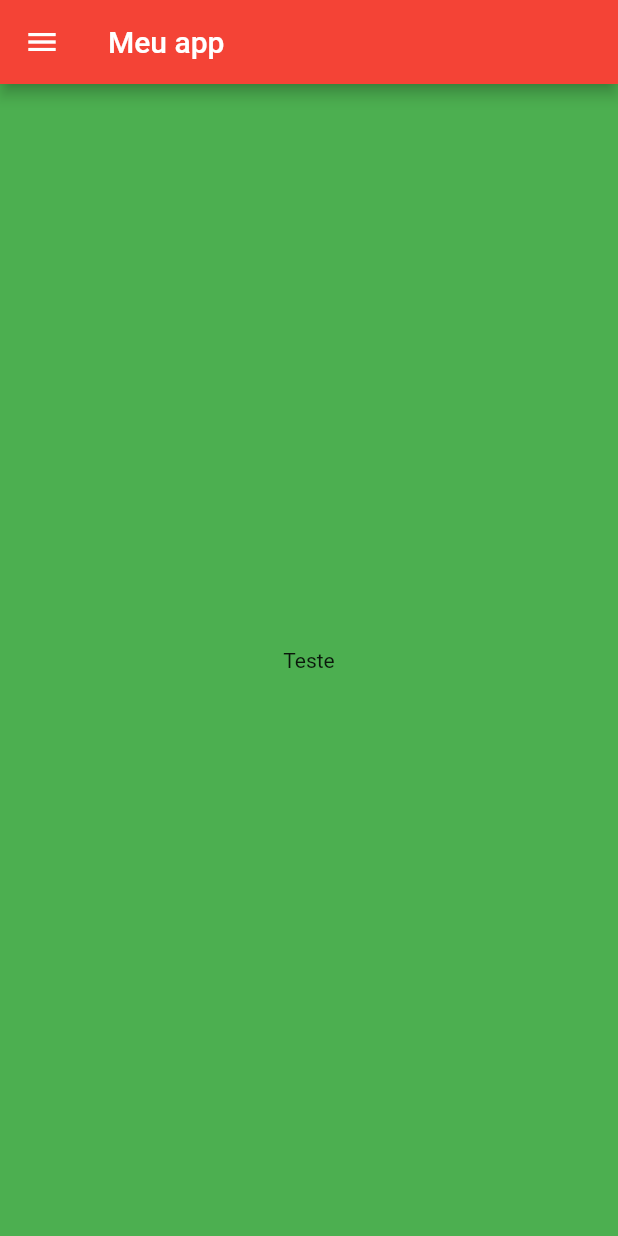
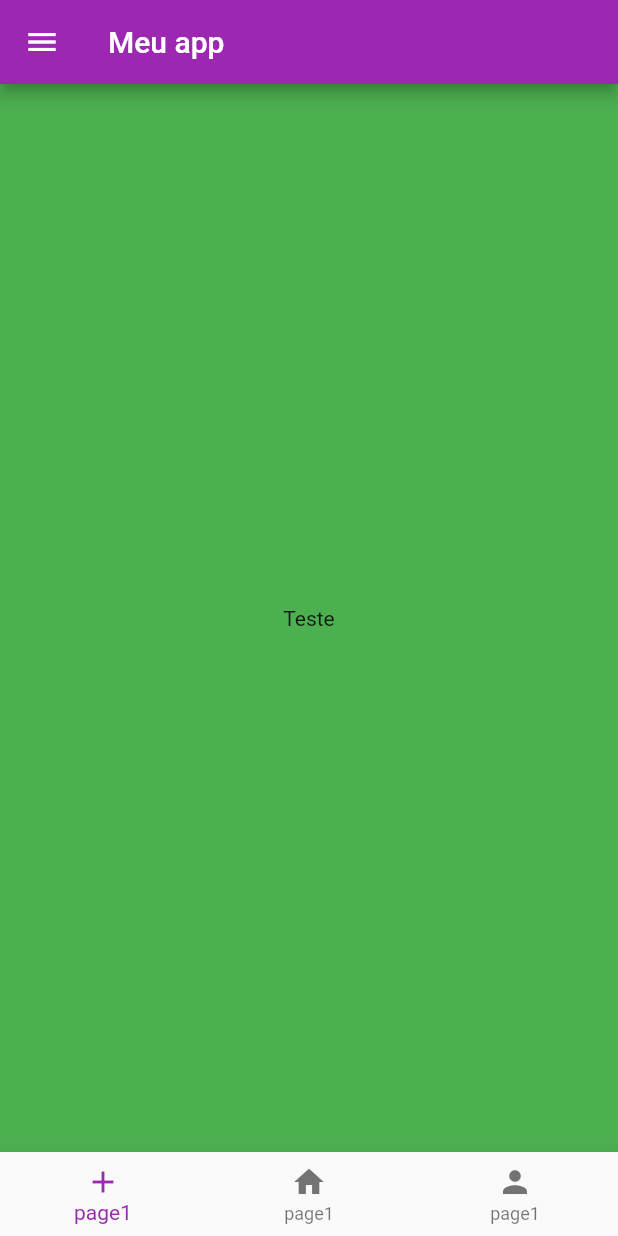
Before and after one commit to eduardoandd/trilhaap, a Flutter app: the MainPage screen opened directly, on a phone screen of 412 x 824 dp. Run offline on Flutter 3.47's test engine with Material 2 defaults, Android fonts, the phone set to English and light mode, and no system bars; our stand-ins replace google_fonts.

Commit message:
BottomNavigationBar e conecando com o page view

```diff
--- a/lib/pages/main_page.dart
+++ b/lib/pages/main_page.dart
@@ -16,6 +16,10 @@ class MainPage extends StatefulWidget {
 }
 
 class _MainPageState extends State<MainPage> {
+
+  PageController Pagecontroller = PageController(initialPage: 0);
+  int posicaoPagina =0;
+
   @override
   Widget build(BuildContext context) {
     return SafeArea(
@@ -64,7 +68,18 @@ class _MainPageState extends State<MainPage> {
             ),
           ),
         ),
-        body: PageView(
+        body: Column(
+          children: [
+            Expanded(
+              child: PageView(
+                controller: Pagecontroller,
+                onPageChanged: (value){
+
+                  setState(() {
+                    posicaoPagina=value;
+                  });
+                },
+
                 children: [
                   Container(
                     child:Pagina1Page()
@@ -78,6 +93,20 @@ class _MainPageState extends State<MainPage> {
                 ],
               ),
             ),
+
+            BottomNavigationBar(
+
+              onTap:(value) {Pagecontroller.jumpToPage(value);
+              } ,
+
+              currentIndex: posicaoPagina,items: [
+              BottomNavigationBarItem(label: "page1", icon: Icon(Icons.add)),
+              BottomNavigationBarItem(label: "page1", icon: Icon(Icons.home)),
+              BottomNavigationBarItem(label: "page1", icon: Icon(Icons.person)),
+            ])
+          ],
+        ),
+      ),
     );
   }
 }
--- a/lib/pages/my_app.dart
+++ b/lib/pages/my_app.dart
@@ -17,7 +17,7 @@ class MyApp extends StatelessWidget {
     return  MaterialApp(
       debugShowCheckedModeBanner: false,
       theme: ThemeData(
-        primarySwatch: Colors.red,
+        primarySwatch: Colors.purple,
         textTheme: GoogleFonts.robotoTextTheme(),
       ),
       home: const teacher.LoginPage(),
--- a/lib/pages/teacher/random_word._teacher_page.dart
+++ b/lib/pages/teacher/random_word._teacher_page.dart
@@ -1,3 +1,5 @@
+// ignore_for_file: unnecessary_import, avoid_unnecessary_containers, implementation_imports, prefer_const_constructors
+
 import 'package:flutter/material.dart';
 import 'package:flutter/src/foundation/key.dart';
 import 'package:flutter/src/widgets/framework.dart';
```
Also changed, not shown: lib/pages/teacher/main_page_teacher.dart (+31 -1 lines). Lines whose indentation alone changed are shown as unchanged.
